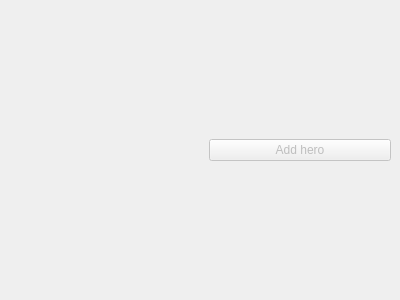
Qt form app/view/forms/heroesview.ui (r0nd0ud0u/qt-rpg) before a commit.
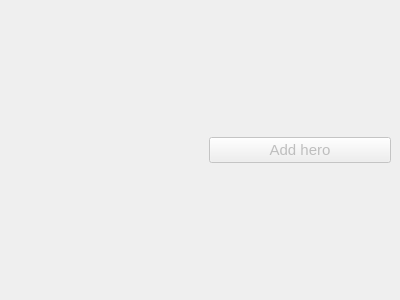
The same form after that commit.

```diff
--- a/app/view/forms/heroesview.ui
+++ b/app/view/forms/heroesview.ui
@@ -10,6 +10,11 @@
     <height>300</height>
    </rect>
   </property>
+  <property name="font">
+   <font>
+    <pointsize>11</pointsize>
+   </font>
+  </property>
   <property name="windowTitle">
    <string>Form</string>
   </property>
```
